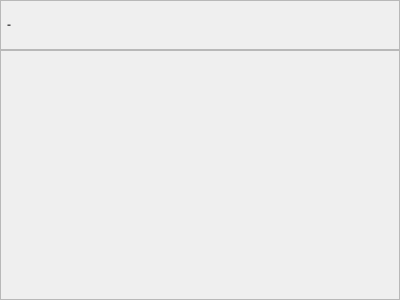
The window that CaX/widget/formSearch/searchtrack.ui (fsest4u/CaX_03) describes before a commit, drawn with Qt 5.
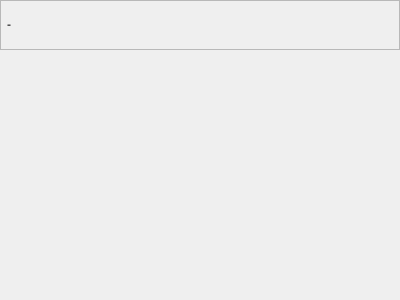
The same window after the commit.

The edit to the form file:
```diff
--- a/CaX/widget/formSearch/searchtrack.ui
+++ b/CaX/widget/formSearch/searchtrack.ui
@@ -110,6 +110,13 @@
        <height>250</height>
       </size>
      </property>
+     <property name="styleSheet">
+      <string notr="true">QFrame
+{
+  border: 0px solid #ffffff;
+}
+</string>
+     </property>
      <property name="frameShape">
       <enum>QFrame::StyledPanel</enum>
      </property>
```
